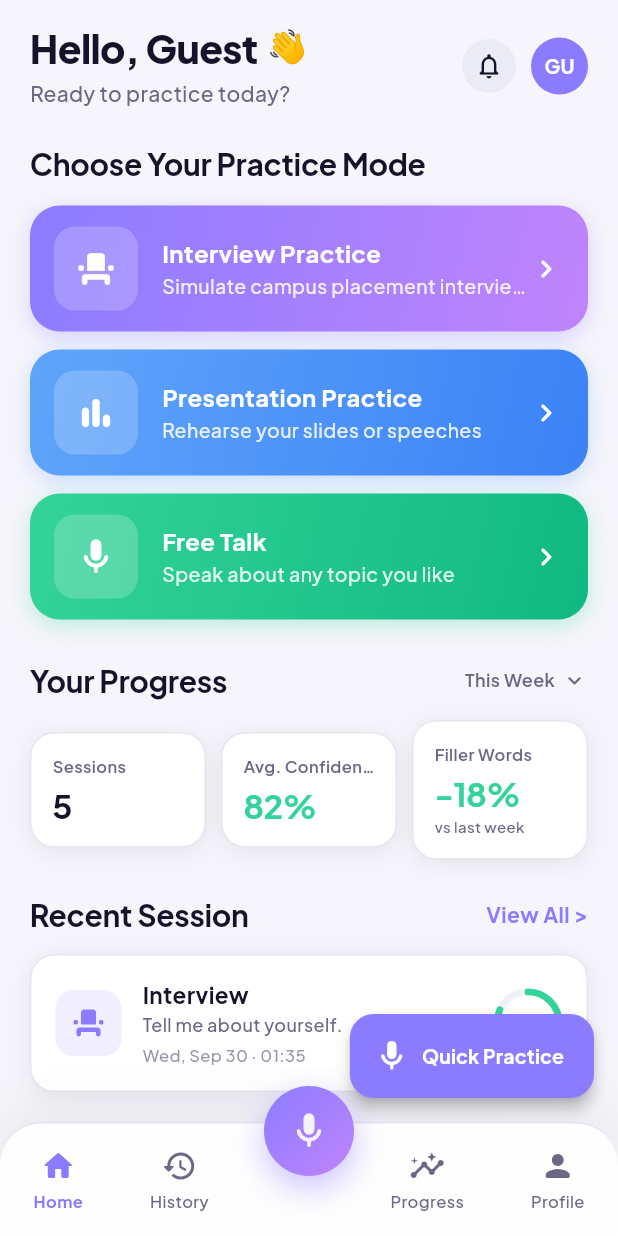
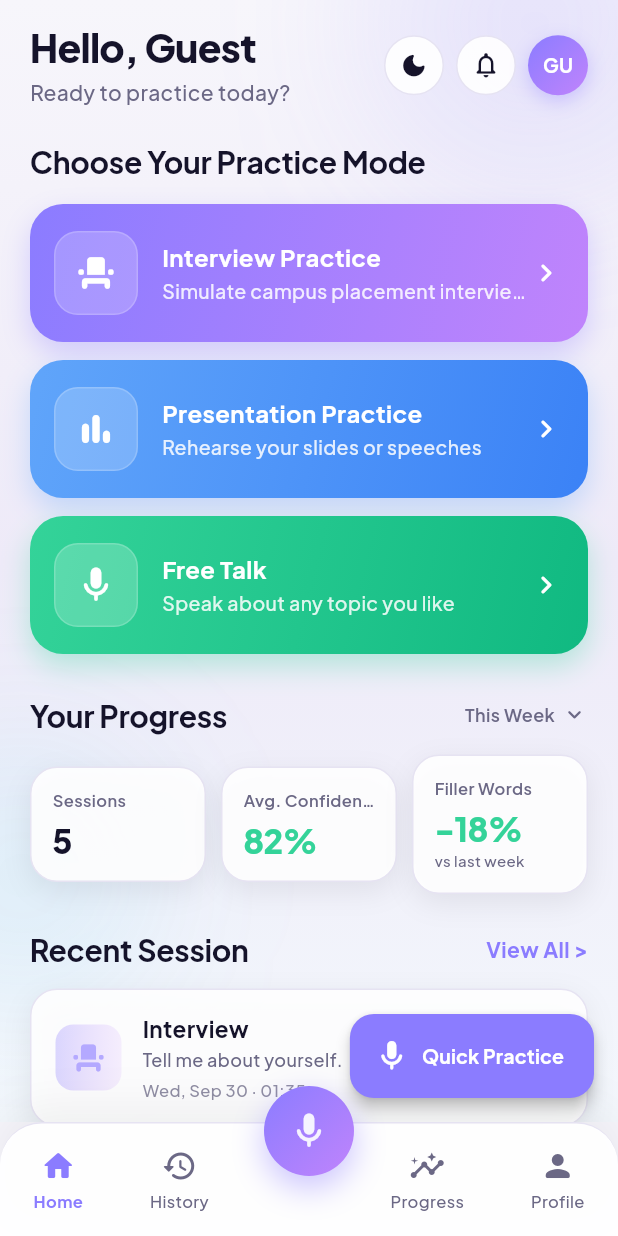
Before and after one commit to Dakshin10/pitch-coach-ai, a Flutter app: the screen it shows after launch, after a tap on "Continue as Guest", on a phone screen of 412 x 824 dp. Run offline on Flutter 3.47's test engine with Material 3 defaults, Android fonts, the phone set to English and light mode, and no system bars; our stand-ins replace audioplayers, dio, firebase_auth, firebase_core, fl_chart, flutter_local_notifications and 7 more; missing offline and left inert: record; accounts and stored records are empty; network calls fail.

Commit message:
feat: refresh home UI with glass cards and theme toggle
Co-authored-by: Cursor <cursoragent@cursor.com>

```diff
--- a/lib/features/home/home_screen.dart
+++ b/lib/features/home/home_screen.dart
@@ -8,8 +8,10 @@ import '../../core/repositories/session_repository.dart';
 import '../../core/repositories/demo_repository.dart';
 import '../../core/theme/app_colors.dart';
 import '../../core/theme/app_text_styles.dart';
+import '../../core/widgets/app_atmosphere.dart';
 import '../../core/widgets/bottom_nav_bar.dart';
 import '../../core/widgets/circular_gauge_painter.dart';
+import '../../core/widgets/theme_toggle_button.dart';
 
 class HomeScreen extends StatefulWidget {
   const HomeScreen({super.key});
@@ -93,11 +95,11 @@ class _HomeScreenState extends State<HomeScreen>
 
     return Scaffold(
       backgroundColor: Theme.of(context).scaffoldBackgroundColor,
-      body: SafeArea(
+      body: AppAtmosphere(
         child: RefreshIndicator(
           onRefresh: _handleRefresh,
           color: AppColors.primaryPurple,
-          backgroundColor: Colors.white,
+          backgroundColor: AppColors.cardOf(context),
           child: SingleChildScrollView(
             physics: const AlwaysScrollableScrollPhysics(),
             padding: const EdgeInsets.symmetric(horizontal: 20.0, vertical: 16.0),
@@ -110,7 +112,12 @@ class _HomeScreenState extends State<HomeScreen>
                 const SizedBox(height: 24),
 
                 // 2. "Choose Your Practice Mode" Header
-                Text('Choose Your Practice Mode', style: AppTextStyles.headingL),
+                Text(
+                  'Choose Your Practice Mode',
+                  style: AppTextStyles.headingL.copyWith(
+                    color: AppColors.textPrimaryOf(context),
+                  ),
+                ),
 
                 const SizedBox(height: 16),
 
@@ -171,15 +178,15 @@ class _HomeScreenState extends State<HomeScreen>
                       Text(
                         'This Week',
                         style: AppTextStyles.caption.copyWith(
-                          color: AppColors.textSecondary,
+                          color: AppColors.textSecondaryOf(context),
                           fontWeight: FontWeight.w600,
                         ),
                       ),
                       const SizedBox(width: 4),
-                      const Icon(
+                      Icon(
                         Icons.keyboard_arrow_down_rounded,
                         size: 18,
-                        color: AppColors.textSecondary,
+                        color: AppColors.textSecondaryOf(context),
                       ),
                     ],
                   ),
@@ -323,63 +330,76 @@ class _HomeScreenState extends State<HomeScreen>
   }
 
   Widget _buildHeaderRow(BuildContext context, UserProfile user) {
+    final isDark = Theme.of(context).brightness == Brightness.dark;
+    final firstName = user.name.split(' ').first;
+
     return Row(
       mainAxisAlignment: MainAxisAlignment.spaceBetween,
       crossAxisAlignment: CrossAxisAlignment.center,
       children: [
-        Column(
+        Expanded(
+          child: Column(
             crossAxisAlignment: CrossAxisAlignment.start,
             children: [
-            Row(
-              children: [
               Text(
-                  'Hello, ${user.name.split(' ').first}',
+                'Hello, $firstName',
                 style: AppTextStyles.headingXL.copyWith(
-                    color: AppColors.textPrimaryDark,
+                  color: AppColors.textPrimaryOf(context),
+                  letterSpacing: -0.5,
                 ),
-                ),
-                const SizedBox(width: 6),
-                const Text('👋', style: TextStyle(fontSize: 22)),
-              ],
               ),
               const SizedBox(height: 4),
               Text(
                 'Ready to practice today?',
-              style: AppTextStyles.bodyM.copyWith(color: AppColors.textSecondary),
+                style: AppTextStyles.bodyM.copyWith(
+                  color: AppColors.textSecondaryOf(context),
+                ),
               ),
             ],
           ),
+        ),
         Row(
           children: [
+            const ThemeToggleButton(size: 40, compact: true),
+            const SizedBox(width: 8),
             Container(
-              width: 36,
-              height: 36,
-              decoration: const BoxDecoration(
-                color: Color(0xFFEBEBF5),
+              width: 40,
+              height: 40,
+              decoration: BoxDecoration(
+                color: isDark
+                    ? Colors.white.withValues(alpha: 0.08)
+                    : Colors.white.withValues(alpha: 0.9),
                 shape: BoxShape.circle,
+                border: Border.all(color: AppColors.borderOf(context)),
               ),
-              child: const Icon(
+              child: Icon(
                 Icons.notifications_none_rounded,
                 size: 20,
-                color: AppColors.textPrimaryDark,
+                color: AppColors.textPrimaryOf(context),
               ),
             ),
-            const SizedBox(width: 10),
-      // Avatar with Image.network + initials fallback (Unit 1)
+            const SizedBox(width: 8),
             GestureDetector(
               onTap: () => context.go('/profile'),
               child: Container(
-                width: 38,
-                height: 38,
-                decoration: const BoxDecoration(
-                  color: AppColors.primaryPurple,
+                width: 40,
+                height: 40,
+                decoration: BoxDecoration(
                   shape: BoxShape.circle,
+                  gradient: AppColors.primaryGradient,
+                  boxShadow: [
+                    BoxShadow(
+                      color: AppColors.primaryPurple.withValues(alpha: 0.35),
+                      blurRadius: 10,
+                      offset: const Offset(0, 4),
+                    ),
+                  ],
                 ),
                 child: ClipOval(
                   child: Image.network(
-                    'https://ui-avatars.com/api/?name=${Uri.encodeComponent(user.name)}&background=6C5CE7&color=fff&size=128',
-                    width: 38,
-                    height: 38,
+                    'https://ui-avatars.com/api/?name=${Uri.encodeComponent(user.name)}&background=7C6CF0&color=fff&size=128',
+                    width: 40,
+                    height: 40,
                     fit: BoxFit.cover,
                     errorBuilder: (_, _, _) => Center(
                       child: Text(
@@ -418,26 +438,48 @@ class _HomeScreenState extends State<HomeScreen>
     required String label,
     required Color color,
   }) {
+    final isDark = AppColors.isDark(context);
     return Expanded(
       child: InkWell(
         onTap: () => context.push('/lessons'),
-        borderRadius: BorderRadius.circular(14),
+        borderRadius: BorderRadius.circular(16),
         child: Container(
-          padding: const EdgeInsets.symmetric(vertical: 12, horizontal: 8),
+          padding: const EdgeInsets.symmetric(vertical: 14, horizontal: 8),
           decoration: BoxDecoration(
-            color: color.withValues(alpha: 0.08),
-            borderRadius: BorderRadius.circular(14),
-            border: Border.all(color: color.withValues(alpha: 0.2)),
+            gradient: isDark
+                ? LinearGradient(
+                    colors: [
+                      color.withValues(alpha: 0.22),
+                      color.withValues(alpha: 0.08),
+                    ],
+                    begin: Alignment.topLeft,
+                    end: Alignment.bottomRight,
+                  )
+                : null,
+            color: isDark ? null : color.withValues(alpha: 0.08),
+            borderRadius: BorderRadius.circular(16),
+            border: Border.all(
+              color: color.withValues(alpha: isDark ? 0.35 : 0.2),
+            ),
+            boxShadow: isDark
+                ? [
+                    BoxShadow(
+                      color: color.withValues(alpha: 0.12),
+                      blurRadius: 16,
+                      offset: const Offset(0, 6),
+                    ),
+                  ]
+                : null,
           ),
           child: Column(
             mainAxisSize: MainAxisSize.min,
             children: [
-              Icon(icon, color: color, size: 22),
-              const SizedBox(height: 4),
+              Icon(icon, color: isDark ? color.withValues(alpha: 0.95) : color, size: 22),
+              const SizedBox(height: 6),
               Text(
                 label,
                 style: AppTextStyles.caption.copyWith(
-                  color: color,
+                  color: isDark ? AppColors.textOnDark : color,
                   fontWeight: FontWeight.w700,
                   fontSize: 11,
                 ),
@@ -458,7 +500,12 @@ class _HomeScreenState extends State<HomeScreen>
       mainAxisAlignment: MainAxisAlignment.spaceBetween,
       crossAxisAlignment: CrossAxisAlignment.center,
       children: [
-        Text(title, style: AppTextStyles.headingL),
+        Text(
+          title,
+          style: AppTextStyles.headingL.copyWith(
+            color: AppColors.textPrimaryOf(context),
+          ),
+        ),
         trailing,
       ],
     );
@@ -486,7 +533,7 @@ class _HomeScreenState extends State<HomeScreen>
           child: _buildSmallStatCard(
             label: 'Sessions',
             value: isLoading ? '...' : '${s.totalSessions}',
-            valueColor: AppColors.textPrimaryDark,
+            valueColor: AppColors.textPrimaryOf(context),
           ),
         ),
         const SizedBox(width: 10),
@@ -518,16 +565,9 @@ class _HomeScreenState extends State<HomeScreen>
     required Color valueColor,
     String? subCaption,
   }) {
-    return Container(
+    return GlassSurface(
       padding: const EdgeInsets.all(14),
-      decoration: BoxDecoration(
-        color: Colors.white,
-        borderRadius: BorderRadius.circular(16),
-        border: Border.all(color: AppColors.divider, width: 1),
-        boxShadow: const [
-          BoxShadow(color: AppColors.cardShadow, blurRadius: 12, offset: Offset(0, 3)),
-        ],
-      ),
+      borderRadius: BorderRadius.circular(18),
       child: Column(
         crossAxisAlignment: CrossAxisAlignment.start,
         mainAxisSize: MainAxisSize.min,
@@ -535,7 +575,7 @@ class _HomeScreenState extends State<HomeScreen>
           Text(
             label,
             style: AppTextStyles.caption.copyWith(
-              color: AppColors.textSecondary,
+              color: AppColors.textSecondaryOf(context),
               fontSize: 11,
               fontWeight: FontWeight.w600,
             ),
@@ -548,7 +588,7 @@ class _HomeScreenState extends State<HomeScreen>
             style: AppTextStyles.headingXL.copyWith(
               fontSize: 22,
               color: valueColor,
-              fontWeight: FontWeight.w700,
+              fontWeight: FontWeight.w800,
             ),
           ),
           if (subCaption != null) ...[
@@ -557,7 +597,7 @@ class _HomeScreenState extends State<HomeScreen>
               subCaption,
               style: AppTextStyles.caption.copyWith(
                 fontSize: 10,
-                color: AppColors.textSecondary,
+                color: AppColors.textSecondaryOf(context),
               ),
               maxLines: 1,
               overflow: TextOverflow.ellipsis,
@@ -571,18 +611,12 @@ class _HomeScreenState extends State<HomeScreen>
   Widget _buildRecentSessionCard(BuildContext context) {
     // Loading skeleton
     if (_recentSessionLoading) {
-      return Container(
-        height: 76,
+      return GlassSurface(
         padding: const EdgeInsets.all(16),
-        decoration: BoxDecoration(
-          color: Colors.white,
-          borderRadius: BorderRadius.circular(16),
-          border: Border.all(color: AppColors.divider, width: 1),
-          boxShadow: const [
-            BoxShadow(color: AppColors.cardShadow, blurRadius: 12, offset: Offset(0, 3)),
-          ],
-        ),
-        child: const Center(
+        borderRadius: BorderRadius.circular(18),
+        child: const SizedBox(
+          height: 44,
+          child: Center(
             child: SizedBox(
               height: 20,
               width: 20,
@@ -592,33 +626,34 @@ class _HomeScreenState extends State<HomeScreen>
               ),
             ),
           ),
+        ),
       );
     }
 
     // No sessions yet — prompt user to start
     if (_recentSession == null) {
-      return GestureDetector(
+      return GlassSurface(
         onTap: () => context.push('/interview'),
-        child: Container(
-          padding: const EdgeInsets.all(20),
-          decoration: BoxDecoration(
-            color: Colors.white,
-            borderRadius: BorderRadius.circular(16),
-            border: Border.all(color: AppColors.divider, width: 1),
-            boxShadow: const [
-              BoxShadow(color: AppColors.cardShadow, blurRadius: 12, offset: Offset(0, 3)),
-            ],
-          ),
+        padding: const EdgeInsets.all(18),
+        borderRadius: BorderRadius.circular(18),
         child: Row(
           children: [
             Container(
               width: 44,
               height: 44,
               decoration: BoxDecoration(
-                  color: AppColors.primaryPurple.withValues(alpha: 0.12),
+                gradient: LinearGradient(
+                  colors: [
+                    AppColors.primaryPurple.withValues(alpha: 0.28),
+                    AppColors.auroraCyan.withValues(alpha: 0.12),
+                  ],
+                ),
                 borderRadius: BorderRadius.circular(12),
+                border: Border.all(
+                  color: AppColors.primaryPurple.withValues(alpha: 0.25),
                 ),
-                child: const Icon(Icons.add_rounded, color: AppColors.primaryPurple, size: 24),
+              ),
+              child: const Icon(Icons.add_rounded, color: AppColors.primaryPurpleLight, size: 24),
             ),
             const SizedBox(width: 14),
             Expanded(
@@ -630,22 +665,26 @@ class _HomeScreenState extends State<HomeScreen>
                     style: AppTextStyles.headingM.copyWith(
                       fontSize: 15,
                       fontWeight: FontWeight.w700,
+                      color: AppColors.textPrimaryOf(context),
                     ),
                   ),
                   const SizedBox(height: 2),
                   Text(
                     'Tap to start your first practice session!',
                     style: AppTextStyles.caption.copyWith(
-                        color: AppColors.textSecondary,
+                      color: AppColors.textSecondaryOf(context),
                       fontSize: 12,
                     ),
                   ),
                 ],
               ),
             ),
-              const Icon(Icons.chevron_right_rounded, color: AppColors.textSecondary, size: 22),
+            Icon(
+              Icons.chevron_right_rounded,
+              color: AppColors.textSecondaryOf(context),
+              size: 22,
+            ),
           ],
-          ),
         ),
       );
     }
@@ -663,28 +702,25 @@ class _HomeScreenState extends State<HomeScreen>
             ? Icons.mic_rounded
             : Icons.event_seat_rounded;
 
-    return GestureDetector(
+    return GlassSurface(
       onTap: () => context.push('/results', extra: session.id),
-      child: Container(
       padding: const EdgeInsets.all(16),
-        decoration: BoxDecoration(
-          color: Colors.white,
-          borderRadius: BorderRadius.circular(16),
-          border: Border.all(color: AppColors.divider, width: 1),
-          boxShadow: const [
-            BoxShadow(color: AppColors.cardShadow, blurRadius: 12, offset: Offset(0, 3)),
-          ],
-        ),
+      borderRadius: BorderRadius.circular(18),
       child: Row(
         children: [
           Container(
             width: 44,
             height: 44,
             decoration: BoxDecoration(
-                color: AppColors.primaryPurple.withValues(alpha: 0.12),
+              gradient: LinearGradient(
+                colors: [
+                  AppColors.primaryPurple.withValues(alpha: 0.3),
+                  AppColors.gradientPurpleEnd.withValues(alpha: 0.12),
+                ],
+              ),
               borderRadius: BorderRadius.circular(12),
             ),
-              child: Icon(modeIcon, color: AppColors.primaryPurple, size: 24),
+            child: Icon(modeIcon, color: AppColors.primaryPurpleLight, size: 24),
           ),
           const SizedBox(width: 14),
           Expanded(
@@ -696,13 +732,14 @@ class _HomeScreenState extends State<HomeScreen>
                   style: AppTextStyles.headingM.copyWith(
                     fontSize: 15,
                     fontWeight: FontWeight.w700,
+                    color: AppColors.textPrimaryOf(context),
                   ),
                 ),
                 const SizedBox(height: 2),
                 Text(
                   session.topicOrQuestion,
                   style: AppTextStyles.caption.copyWith(
-                      color: AppColors.textSecondary,
+                    color: AppColors.textSecondaryOf(context),
                     fontSize: 12,
                   ),
                   maxLines: 1,
@@ -712,7 +749,7 @@ class _HomeScreenState extends State<HomeScreen>
                 Text(
                   '${session.dateFormatted} · ${session.durationFormatted}',
                   style: AppTextStyles.caption.copyWith(
-                      color: AppColors.textSecondary.withValues(alpha: 0.7),
+                    color: AppColors.textSecondaryOf(context).withValues(alpha: 0.75),
                     fontSize: 11,
                   ),
                 ),
@@ -726,7 +763,6 @@ class _HomeScreenState extends State<HomeScreen>
             gradientColors: [scoreColor, scoreColor],
           ),
         ],
-        ),
       ),
     );
   }
@@ -767,16 +803,16 @@ class _PracticeModeCardState extends State<_PracticeModeCard> {
         onTapCancel: () => setState(() => _isPressed = false),
         onTap: widget.onTap,
         child: Container(
-          height: 84,
+          height: 92,
           padding: const EdgeInsets.symmetric(horizontal: 16),
           decoration: BoxDecoration(
             gradient: widget.gradient,
-            borderRadius: BorderRadius.circular(20),
+            borderRadius: BorderRadius.circular(22),
             boxShadow: [
               BoxShadow(
-                color: widget.gradient.colors.first.withValues(alpha: 0.3),
-                blurRadius: 12,
-                offset: const Offset(0, 4),
+                color: widget.gradient.colors.first.withValues(alpha: 0.32),
+                blurRadius: 16,
+                offset: const Offset(0, 8),
               ),
             ],
           ),
@@ -787,7 +823,10 @@ class _PracticeModeCardState extends State<_PracticeModeCard> {
                 height: 56,
                 decoration: BoxDecoration(
                   color: Colors.white.withValues(alpha: 0.2),
-                  borderRadius: BorderRadius.circular(14),
+                  borderRadius: BorderRadius.circular(16),
+                  border: Border.all(
+                    color: Colors.white.withValues(alpha: 0.18),
+                  ),
                 ),
                 child: Icon(widget.icon, color: Colors.white, size: 28),
               ),
@@ -836,64 +875,76 @@ class _PracticeModeSheet extends StatelessWidget {
 
   @override
   Widget build(BuildContext context) {
+    final isDark = AppColors.isDark(context);
     return Container(
-      decoration: const BoxDecoration(
-        color: Colors.white,
-        borderRadius: BorderRadius.vertical(top: Radius.circular(28)),
+      decoration: BoxDecoration(
+        gradient: isDark
+            ? const LinearGradient(
+                colors: [Color(0xFF161428), Color(0xFF0E0D18)],
+                begin: Alignment.topCenter,
+                end: Alignment.bottomCenter,
+              )
+            : null,
+        color: isDark ? null : Colors.white,
+        borderRadius: const BorderRadius.vertical(top: Radius.circular(28)),
+        border: isDark
+            ? Border.all(color: Colors.white.withValues(alpha: 0.08))
+            : null,
       ),
       padding: const EdgeInsets.fromLTRB(24, 20, 24, 32),
       child: Column(
         mainAxisSize: MainAxisSize.min,
         children: [
-          // Drag handle
           Container(
             width: 40,
             height: 4,
             decoration: BoxDecoration(
-              color: AppColors.divider,
+              color: isDark ? AppColors.cardDarkBorder : AppColors.divider,
               borderRadius: BorderRadius.circular(2),
             ),
           ),
           const SizedBox(height: 20),
-
-          // Logo + Title
           Row(
             children: [
-              Image.asset(
-                'assets/images/pitch_coach_logo.png',
-                width: 36,
-                height: 36,
-                errorBuilder: (_, _, _) => const Icon(
-                  Icons.mic_rounded,
-                  color: AppColors.primaryPurple,
-                  size: 28,
+              Container(
+                width: 40,
+                height: 40,
+                decoration: BoxDecoration(
+                  shape: BoxShape.circle,
+                  gradient: AppColors.primaryGradient,
+                  boxShadow: [
+                    BoxShadow(
+                      color: AppColors.primaryPurple.withValues(alpha: 0.35),
+                      blurRadius: 12,
+                      offset: const Offset(0, 4),
                     ),
+                  ],
                 ),
-              const SizedBox(width: 10),
+                child: const Icon(Icons.mic_rounded, color: Colors.white, size: 22),
+              ),
+              const SizedBox(width: 12),
               Column(
                 crossAxisAlignment: CrossAxisAlignment.start,
                 children: [
                   Text(
                     'Start Practice',
                     style: AppTextStyles.headingL.copyWith(
-                      color: AppColors.textPrimaryDark,
+                      color: AppColors.textPrimaryOf(context),
                     ),
                   ),
                   Text(
                     'Choose a practice mode',
                     style: AppTextStyles.caption.copyWith(
-                      color: AppColors.textSecondary,
+                      color: AppColors.textSecondaryOf(context),
                     ),
                   ),
                 ],
               ),
             ],
           ),
-
           const SizedBox(height: 20),
-
-          // Mode options
           _buildModeOption(
+            context,
             icon: Icons.event_seat_rounded,
             color: AppColors.primaryPurple,
             title: 'Interview Practice',
@@ -902,6 +953,7 @@ class _PracticeModeSheet extends StatelessWidget {
           ),
           const SizedBox(height: 12),
           _buildModeOption(
+            context,
             icon: Icons.bar_chart_rounded,
             color: AppColors.accentBlue,
             title: 'Presentation Practice',
@@ -910,6 +962,7 @@ class _PracticeModeSheet extends StatelessWidget {
           ),
           const SizedBox(height: 12),
           _buildModeOption(
+            context,
             icon: Icons.mic_rounded,
             color: AppColors.accentGreen,
             title: 'Free Talk',
@@ -921,22 +974,24 @@ class _PracticeModeSheet extends StatelessWidget {
     );
   }
 
-  Widget _buildModeOption({
+  Widget _buildModeOption(
+    BuildContext context, {
     required IconData icon,
     required Color color,
     required String title,
     required String subtitle,
     required String route,
   }) {
+    final isDark = AppColors.isDark(context);
     return InkWell(
       onTap: () => onModeTap(route),
       borderRadius: BorderRadius.circular(16),
       child: Container(
         padding: const EdgeInsets.symmetric(horizontal: 16, vertical: 14),
         decoration: BoxDecoration(
-          color: color.withValues(alpha: 0.06),
+          color: color.withValues(alpha: isDark ? 0.14 : 0.06),
           borderRadius: BorderRadius.circular(16),
-          border: Border.all(color: color.withValues(alpha: 0.2)),
+          border: Border.all(color: color.withValues(alpha: isDark ? 0.35 : 0.2)),
         ),
         child: Row(
           children: [
@@ -944,7 +999,7 @@ class _PracticeModeSheet extends StatelessWidget {
               width: 44,
               height: 44,
               decoration: BoxDecoration(
-                color: color.withValues(alpha: 0.12),
+                color: color.withValues(alpha: isDark ? 0.22 : 0.12),
                 borderRadius: BorderRadius.circular(12),
               ),
               child: Icon(icon, color: color, size: 24),
@@ -959,13 +1014,13 @@ class _PracticeModeSheet extends StatelessWidget {
                     style: AppTextStyles.headingM.copyWith(
                       fontSize: 15,
                       fontWeight: FontWeight.w700,
-                      color: AppColors.textPrimaryDark,
+                      color: AppColors.textPrimaryOf(context),
                     ),
                   ),
                   Text(
                     subtitle,
                     style: AppTextStyles.caption.copyWith(
-                      color: AppColors.textSecondary,
+                      color: AppColors.textSecondaryOf(context),
                     ),
                   ),
                 ],
```
Lines whose indentation alone changed are shown as unchanged.
